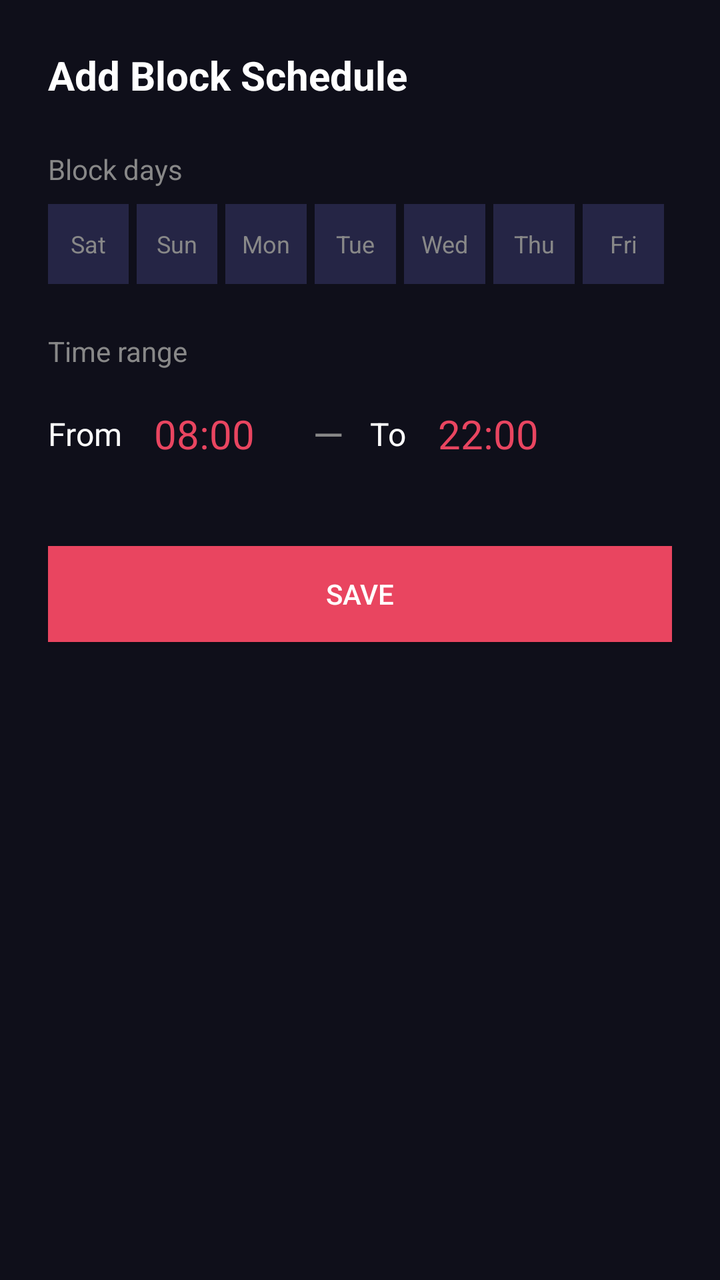
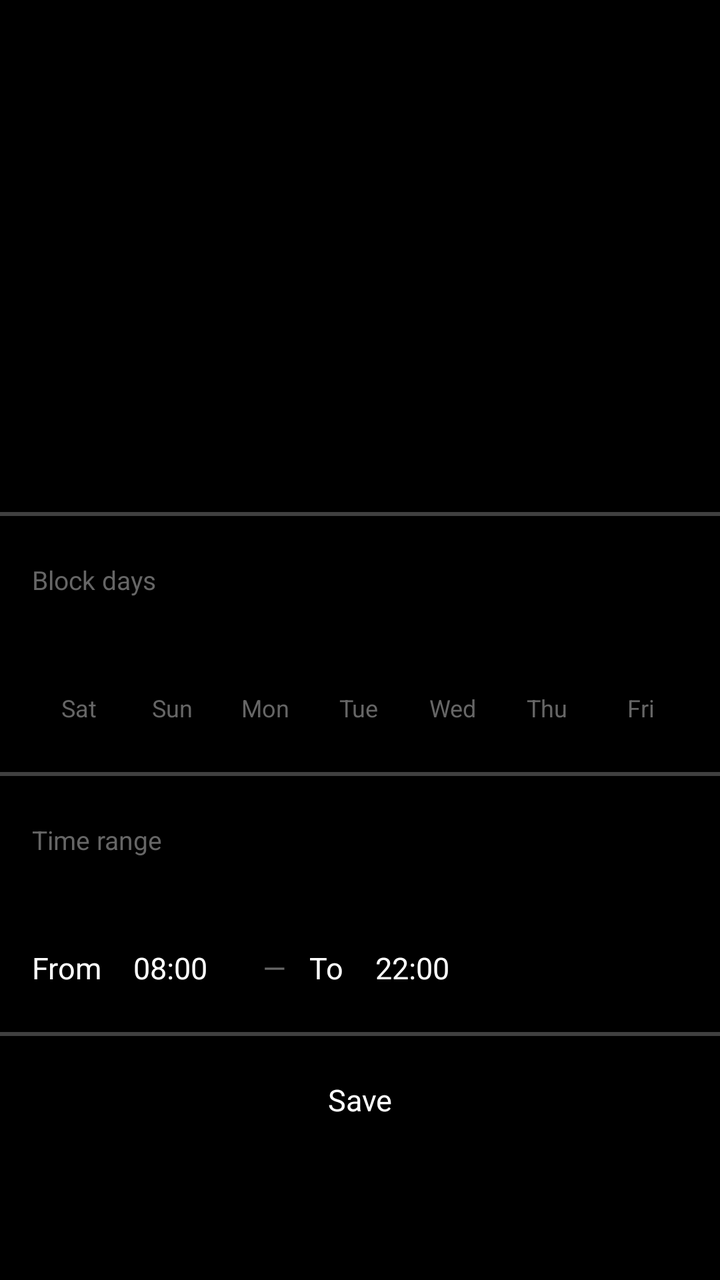

Before-and-after screenshots of an Android layout around one commit, followed by the original layout XML and the change that was made.
<!-- AndroidManifest.xml: application theme Theme.ITNSecureBrowser -->
<!-- res/layout/activity_schedule_edit.xml -->
<?xml version="1.0" encoding="utf-8"?>
<LinearLayout xmlns:android="http://schemas.android.com/apk/res/android"
    android:layout_width="match_parent"
    android:layout_height="match_parent"
    android:orientation="vertical"
    android:background="@color/bg_page"
    android:padding="24dp">

    <TextView
        android:layout_width="wrap_content"
        android:layout_height="wrap_content"
        android:text="Add Block Schedule"
        android:textColor="@color/text_primary"
        android:textSize="20sp"
        android:textStyle="bold"
        android:layout_marginBottom="24dp" />

    <TextView
        android:layout_width="wrap_content"
        android:layout_height="wrap_content"
        android:text="@string/schedule_days_label"
        android:textColor="@color/text_secondary"
        android:textSize="14sp"
        android:layout_marginBottom="8dp" />

    <LinearLayout
        android:layout_width="match_parent"
        android:layout_height="wrap_content"
        android:orientation="horizontal"
        android:layout_marginBottom="24dp">

        <TextView android:id="@+id/daySat" style="@style/DayChip" android:text="@string/day_saturday" />
        <TextView android:id="@+id/daySun" style="@style/DayChip" android:text="@string/day_sunday" />
        <TextView android:id="@+id/dayMon" style="@style/DayChip" android:text="@string/day_monday" />
        <TextView android:id="@+id/dayTue" style="@style/DayChip" android:text="@string/day_tuesday" />
        <TextView android:id="@+id/dayWed" style="@style/DayChip" android:text="@string/day_wednesday" />
        <TextView android:id="@+id/dayThu" style="@style/DayChip" android:text="@string/day_thursday" />
        <TextView android:id="@+id/dayFri" style="@style/DayChip" android:text="@string/day_friday" />
    </LinearLayout>

    <TextView
        android:id="@+id/dayError"
        android:layout_width="wrap_content"
        android:layout_height="wrap_content"
        android:textColor="@color/status_off"
        android:textSize="13sp"
        android:layout_marginBottom="16dp"
        android:visibility="gone" />

    <TextView
        android:layout_width="wrap_content"
        android:layout_height="wrap_content"
        android:text="@string/schedule_time_label"
        android:textColor="@color/text_secondary"
        android:textSize="14sp"
        android:layout_marginBottom="8dp" />

    <LinearLayout
        android:layout_width="match_parent"
        android:layout_height="wrap_content"
        android:orientation="horizontal"
        android:gravity="center_vertical"
        android:layout_marginBottom="32dp">

        <TextView
            android:layout_width="wrap_content"
            android:layout_height="wrap_content"
            android:text="@string/schedule_from"
            android:textColor="@color/text_primary"
            android:textSize="16sp" />

        <TextView
            android:id="@+id/timeFrom"
            android:layout_width="wrap_content"
            android:layout_height="48dp"
            android:gravity="center"
            android:paddingStart="16dp"
            android:paddingEnd="16dp"
            android:text="08:00"
            android:textColor="@color/accent"
            android:textSize="20sp"
            android:background="?android:attr/selectableItemBackground" />

        <TextView
            android:layout_width="wrap_content"
            android:layout_height="wrap_content"
            android:text=" — "
            android:textColor="@color/text_secondary"
            android:textSize="20sp"
            android:paddingStart="8dp"
            android:paddingEnd="8dp" />

        <TextView
            android:layout_width="wrap_content"
            android:layout_height="wrap_content"
            android:text="@string/schedule_to"
            android:textColor="@color/text_primary"
            android:textSize="16sp" />

        <TextView
            android:id="@+id/timeTo"
            android:layout_width="wrap_content"
            android:layout_height="48dp"
            android:gravity="center"
            android:paddingStart="16dp"
            android:paddingEnd="16dp"
            android:text="22:00"
            android:textColor="@color/accent"
            android:textSize="20sp"
            android:background="?android:attr/selectableItemBackground" />
    </LinearLayout>

    <Button
        android:id="@+id/btnSaveSchedule"
        android:layout_width="match_parent"
        android:layout_height="48dp"
        android:text="@string/btn_save"
        android:textColor="@color/text_primary"
        android:background="@color/accent" />
</LinearLayout>
<!-- resources referenced by this layout -->
<resources>
  <color name="accent">#E94560</color>
  <color name="bg_page">#0F0F1A</color>
  <color name="status_off">#CC0000</color>
  <color name="text_primary">#FFFFFF</color>
  <color name="text_secondary">#888888</color>
  <string name="btn_save">Save</string>
  <string name="day_friday">Fri</string>
  <string name="day_monday">Mon</string>
  <string name="day_saturday">Sat</string>
  <string name="day_sunday">Sun</string>
  <string name="day_thursday">Thu</string>
  <string name="day_tuesday">Tue</string>
  <string name="day_wednesday">Wed</string>
  <string name="schedule_days_label">Block days</string>
  <string name="schedule_from">From</string>
  <string name="schedule_time_label">Time range</string>
  <string name="schedule_to">To</string>
  <style name="DayChip" parent="">
          <item name="android:layout_width">0dp</item>
          <item name="android:layout_height">40dp</item>
          <item name="android:layout_weight">1</item>
          <item name="android:gravity">center</item>
          <item name="android:textSize">12sp</item>
          <item name="android:textColor">@color/text_secondary</item>
          <item name="android:background">@color/bg_field</item>
          <item name="android:layout_marginEnd">4dp</item>
          <item name="android:clickable">true</item>
          <item name="android:focusable">true</item>
      </style>
  <style name="Theme.ITNSecureBrowser" parent="android:Theme.Material.NoActionBar">
          <item name="android:windowBackground">@color/bg_page</item>
          <item name="android:colorBackground">@color/bg_page</item>
          <item name="android:textColorPrimary">@color/text_primary</item>
          <item name="android:textColorSecondary">@color/text_secondary</item>
      </style>
  <color name="bg_field">#252545</color>
</resources>

<!-- the commit's change to res/layout/activity_schedule_edit.xml (unified diff, before → after) -->
@@ -3,118 +3,146 @@
     android:layout_width="match_parent"
     android:layout_height="match_parent"
     android:orientation="vertical"
-    android:background="@color/bg_page"
-    android:padding="24dp">
+    android:background="@color/bg">
+
+    <include layout="@layout/item_page_title" />
+
+    <View
+        android:layout_width="match_parent"
+        android:layout_height="@dimen/divider"
+        android:background="@drawable/divider_horizontal" />
 
     <TextView
-        android:layout_width="wrap_content"
-        android:layout_height="wrap_content"
-        android:text="Add Block Schedule"
-        android:textColor="@color/text_primary"
-        android:textSize="20sp"
-        android:textStyle="bold"
-        android:layout_marginBottom="24dp" />
-
-    <TextView
-        android:layout_width="wrap_content"
-        android:layout_height="wrap_content"
+        android:layout_width="match_parent"
+        android:layout_height="@dimen/row_height"
+        android:gravity="center_vertical"
+        android:paddingHorizontal="@dimen/padding"
         android:text="@string/schedule_days_label"
-        android:textColor="@color/text_secondary"
-        android:textSize="14sp"
-        android:layout_marginBottom="8dp" />
+        android:textColor="@color/text_hint"
+        android:textSize="13sp" />
 
     <LinearLayout
         android:layout_width="match_parent"
-        android:layout_height="wrap_content"
+        android:layout_height="@dimen/row_height"
         android:orientation="horizontal"
-        android:layout_marginBottom="24dp">
+        android:gravity="center_vertical"
+        android:paddingHorizontal="@dimen/padding">
 
-        <TextView android:id="@+id/daySat" style="@style/DayChip" android:text="@string/day_saturday" />
-        <TextView android:id="@+id/daySun" style="@style/DayChip" android:text="@string/day_sunday" />
-        <TextView android:id="@+id/dayMon" style="@style/DayChip" android:text="@string/day_monday" />
-        <TextView android:id="@+id/dayTue" style="@style/DayChip" android:text="@string/day_tuesday" />
-        <TextView android:id="@+id/dayWed" style="@style/DayChip" android:text="@string/day_wednesday" />
-        <TextView android:id="@+id/dayThu" style="@style/DayChip" android:text="@string/day_thursday" />
-        <TextView android:id="@+id/dayFri" style="@style/DayChip" android:text="@string/day_friday" />
+        <TextView android:id="@+id/daySat" android:layout_width="0dp" android:layout_height="@dimen/content_height" android:layout_weight="1" android:gravity="center" android:text="@string/day_saturday" android:textColor="@color/text_hint" android:textSize="12sp" android:background="@android:color/transparent" android:clickable="true" android:focusable="true" />
+        <TextView android:id="@+id/daySun" android:layout_width="0dp" android:layout_height="@dimen/content_height" android:layout_weight="1" android:gravity="center" android:text="@string/day_sunday" android:textColor="@color/text_hint" android:textSize="12sp" android:background="@android:color/transparent" android:clickable="true" android:focusable="true" />
+        <TextView android:id="@+id/dayMon" android:layout_width="0dp" android:layout_height="@dimen/content_height" android:layout_weight="1" android:gravity="center" android:text="@string/day_monday" android:textColor="@color/text_hint" android:textSize="12sp" android:background="@android:color/transparent" android:clickable="true" android:focusable="true" />
+        <TextView android:id="@+id/dayTue" android:layout_width="0dp" android:layout_height="@dimen/content_height" android:layout_weight="1" android:gravity="center" android:text="@string/day_tuesday" android:textColor="@color/text_hint" android:textSize="12sp" android:background="@android:color/transparent" android:clickable="true" android:focusable="true" />
+        <TextView android:id="@+id/dayWed" android:layout_width="0dp" android:layout_height="@dimen/content_height" android:layout_weight="1" android:gravity="center" android:text="@string/day_wednesday" android:textColor="@color/text_hint" android:textSize="12sp" android:background="@android:color/transparent" android:clickable="true" android:focusable="true" />
+        <TextView android:id="@+id/dayThu" android:layout_width="0dp" android:layout_height="@dimen/content_height" android:layout_weight="1" android:gravity="center" android:text="@string/day_thursday" android:textColor="@color/text_hint" android:textSize="12sp" android:background="@android:color/transparent" android:clickable="true" android:focusable="true" />
+        <TextView android:id="@+id/dayFri" android:layout_width="0dp" android:layout_height="@dimen/content_height" android:layout_weight="1" android:gravity="center" android:text="@string/day_friday" android:textColor="@color/text_hint" android:textSize="12sp" android:background="@android:color/transparent" android:clickable="true" android:focusable="true" />
     </LinearLayout>
 
     <TextView
         android:id="@+id/dayError"
-        android:layout_width="wrap_content"
+        android:layout_width="match_parent"
         android:layout_height="wrap_content"
+        android:paddingHorizontal="@dimen/padding"
         android:textColor="@color/status_off"
         android:textSize="13sp"
-        android:layout_marginBottom="16dp"
         android:visibility="gone" />
 
+    <View
+        android:layout_width="match_parent"
+        android:layout_height="@dimen/divider"
+        android:background="@drawable/divider_horizontal" />
+
     <TextView
-        android:layout_width="wrap_content"
-        android:layout_height="wrap_content"
+        android:layout_width="match_parent"
+        android:layout_height="@dimen/row_height"
+        android:gravity="center_vertical"
+        android:paddingHorizontal="@dimen/padding"
         android:text="@string/schedule_time_label"
-        android:textColor="@color/text_secondary"
-        android:textSize="14sp"
-        android:layout_marginBottom="8dp" />
+        android:textColor="@color/text_hint"
+        android:textSize="13sp" />
 
     <LinearLayout
         android:layout_width="match_parent"
-        android:layout_height="wrap_content"
+        android:layout_height="@dimen/row_height"
         android:orientation="horizontal"
         android:gravity="center_vertical"
-        android:layout_marginBottom="32dp">
+        android:paddingHorizontal="@dimen/padding">
 
         <TextView
             android:layout_width="wrap_content"
             android:layout_height="wrap_content"
             android:text="@string/schedule_from"
             android:textColor="@color/text_primary"
-            android:textSize="16sp" />
+            android:textSize="15sp" />
 
         <TextView
             android:id="@+id/timeFrom"
             android:layout_width="wrap_content"
-            android:layout_height="48dp"
+            android:layout_height="@dimen/content_height"
             android:gravity="center"
-            android:paddingStart="16dp"
-            android:paddingEnd="16dp"
+            android:paddingHorizontal="@dimen/padding"
             android:text="08:00"
-            android:textColor="@color/accent"
-            android:textSize="20sp"
+            android:textColor="@color/text_primary"
+            android:textSize="15sp"
             android:background="?android:attr/selectableItemBackground" />
 
         <TextView
             android:layout_width="wrap_content"
             android:layout_height="wrap_content"
             android:text=" — "
-            android:textColor="@color/text_secondary"
-            android:textSize="20sp"
-            android:paddingStart="8dp"
-            android:paddingEnd="8dp" />
+            android:textColor="@color/text_hint"
+            android:textSize="15sp"
+            android:paddingHorizontal="8dp" />
 
         <TextView
             android:layout_width="wrap_content"
             android:layout_height="wrap_content"
             android:text="@string/schedule_to"
             android:textColor="@color/text_primary"
-            android:textSize="16sp" />
+            android:textSize="15sp" />
 
         <TextView
             android:id="@+id/timeTo"
             android:layout_width="wrap_content"
-            android:layout_height="48dp"
+            android:layout_height="@dimen/content_height"
             android:gravity="center"
-            android:paddingStart="16dp"
-            android:paddingEnd="16dp"
+            android:paddingHorizontal="@dimen/padding"
             android:text="22:00"
-            android:textColor="@color/accent"
-            android:textSize="20sp"
+            android:textColor="@color/text_primary"
+            android:textSize="15sp"
             android:background="?android:attr/selectableItemBackground" />
     </LinearLayout>
 
-    <Button
+    <View
+        android:layout_width="match_parent"
+        android:layout_height="@dimen/divider"
+        android:background="@drawable/divider_horizontal" />
+
+    <TextView
         android:id="@+id/btnSaveSchedule"
         android:layout_width="match_parent"
-        android:layout_height="48dp"
+        android:layout_height="@dimen/row_height"
+        android:gravity="center"
         android:text="@string/btn_save"
         android:textColor="@color/text_primary"
-        android:background="@color/accent" />
+        android:textSize="15sp"
+        android:background="?android:attr/selectableItemBackground" />
 </LinearLayout>
+<!-- res/layout/item_page_title.xml (included above) -->
+<?xml version="1.0" encoding="utf-8"?>
+<FrameLayout xmlns:android="http://schemas.android.com/apk/res/android"
+    android:id="@+id/pageTitleContainer"
+    android:layout_width="match_parent"
+    android:layout_height="@dimen/page_title_height"
+    android:background="@color/bg">
+
+    <TextView
+        android:id="@+id/pageTitle"
+        android:layout_width="match_parent"
+        android:layout_height="wrap_content"
+        android:layout_gravity="center"
+        android:gravity="center"
+        android:paddingHorizontal="@dimen/padding"
+        android:textColor="@color/text_primary"
+        android:textSize="24sp"
+        android:textStyle="bold" />
+</FrameLayout>
<!-- resource entries referenced after the edit -->
@@ -1,10 +1,21 @@
 <!-- resources referenced by this layout -->
 <resources>
-  <color name="accent">#E94560</color>
-  <color name="bg_page">#0F0F1A</color>
-  <color name="status_off">#CC0000</color>
-  <color name="text_primary">#FFFFFF</color>
-  <color name="text_secondary">#888888</color>
+  <color name="bg">@android:color/black</color>
+  <color name="status_off">#FFCC0000</color>
+  <color name="text_hint">#FF666666</color>
+  <color name="text_primary">@android:color/white</color>
+  <dimen name="content_height">32dp</dimen>
+  <dimen name="divider">2dp</dimen>
+  <dimen name="padding">16dp</dimen>
+  <dimen name="page_title_height">256dp</dimen>
+  <dimen name="row_height">64dp</dimen>
+  <!-- drawable divider_horizontal (drawable) -->
+  <?xml version="1.0" encoding="utf-8"?>
+  <shape xmlns:android="http://schemas.android.com/apk/res/android"
+      android:shape="rectangle">
+      <solid android:color="@color/divider" />
+      <size android:height="@dimen/divider" />
+  </shape>
   <string name="btn_save">Save</string>
   <string name="day_friday">Fri</string>
   <string name="day_monday">Mon</string>
@@ -17,24 +28,12 @@
   <string name="schedule_from">From</string>
   <string name="schedule_time_label">Time range</string>
   <string name="schedule_to">To</string>
-  <style name="DayChip" parent="">
-          <item name="android:layout_width">0dp</item>
-          <item name="android:layout_height">40dp</item>
-          <item name="android:layout_weight">1</item>
-          <item name="android:gravity">center</item>
-          <item name="android:textSize">12sp</item>
-          <item name="android:textColor">@color/text_secondary</item>
-          <item name="android:background">@color/bg_field</item>
-          <item name="android:layout_marginEnd">4dp</item>
-          <item name="android:clickable">true</item>
-          <item name="android:focusable">true</item>
+  <style name="Theme.ITNSecureBrowser" parent="android:Theme.Material.NoActionBar">
+          <item name="android:windowNoTitle">true</item>
+          <item name="android:windowFullscreen">false</item>
+          <item name="android:statusBarColor">@android:color/transparent</item>
+          <item name="android:navigationBarColor">@android:color/transparent</item>
       </style>
-  <style name="Theme.ITNSecureBrowser" parent="android:Theme.Material.NoActionBar">
-          <item name="android:windowBackground">@color/bg_page</item>
-          <item name="android:colorBackground">@color/bg_page</item>
-          <item name="android:textColorPrimary">@color/text_primary</item>
-          <item name="android:textColorSecondary">@color/text_secondary</item>
-      </style>
-  <color name="bg_field">#252545</color>
+  <color name="divider">#80808080</color>
 </resources>
 
